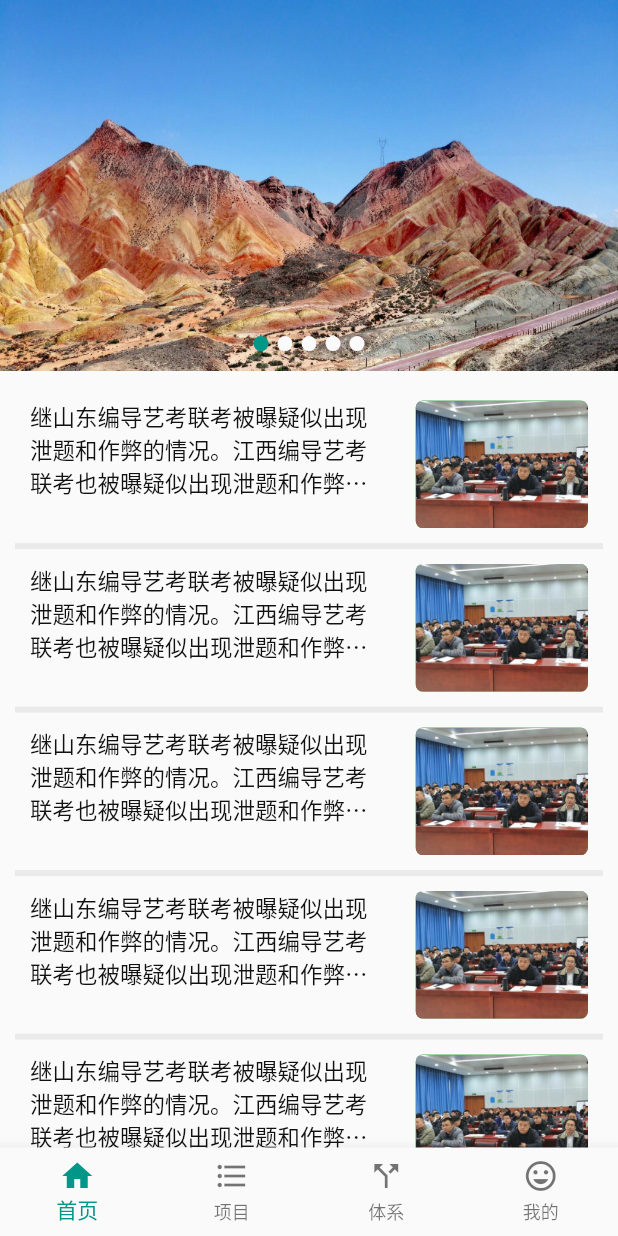
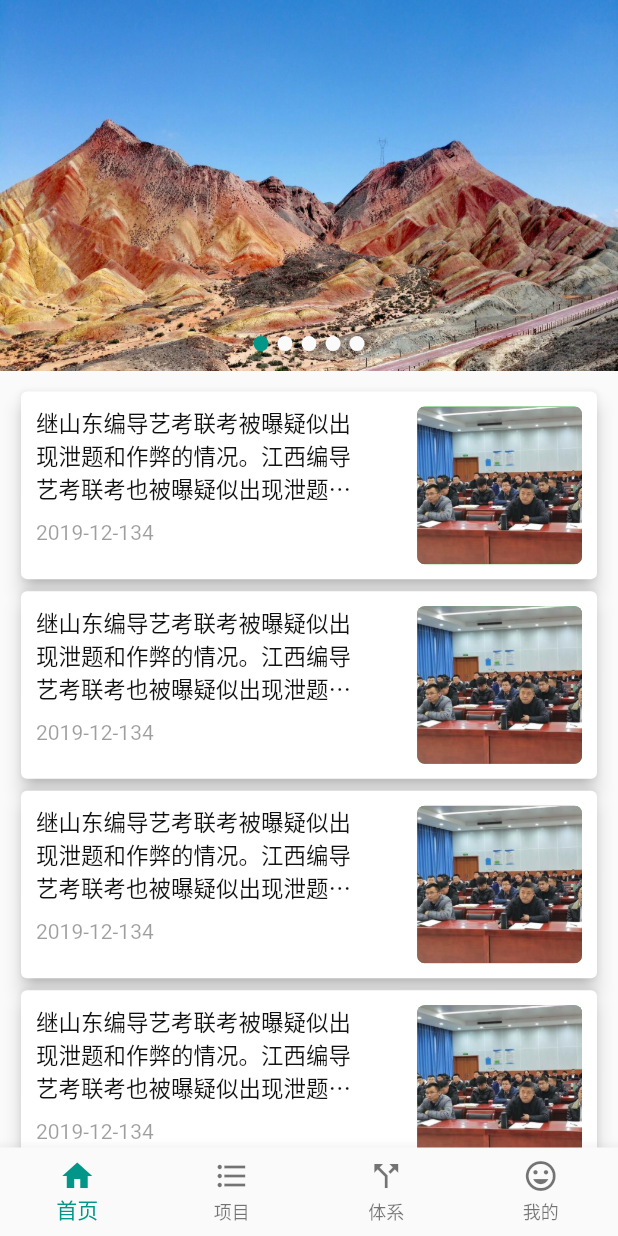
Before and after one commit to huajian123/bceet, a Flutter app: the screen it shows after launch, on a phone screen of 412 x 824 dp. Run offline on Flutter 3.47's test engine with Material 2 defaults, Android fonts, the phone set to English and light mode, and no system bars; our stand-ins replace fluro, flutter_screenutil, flutter_swiper; statements that could not run were skipped.

```diff
--- a/lib/pages/home_page/home.dart
+++ b/lib/pages/home_page/home.dart
@@ -41,14 +41,6 @@ class NewsList extends StatelessWidget {
         ],
       ),
     );
-
-//    return  Column(
-//      children: <Widget>[
-//        NewsItem(),
-//        NewsItem(),
-//        NewsItem(),
-//      ],
-//    );
   }
 }
 
@@ -57,13 +49,18 @@ class NewsItem extends StatelessWidget {
   Widget build(BuildContext context) {
     return Column(
       children: <Widget>[
-        Row(
+        Card(
+          elevation: 5.0,
+          child: Row(
             crossAxisAlignment: CrossAxisAlignment.start,
             children: <Widget>[
               Expanded(
                 child: Padding(
                   padding: EdgeInsets.all(10.0),
-                child: Text(
+                  child: Column(
+                    crossAxisAlignment: CrossAxisAlignment.start,
+                    children: <Widget>[
+                      Text(
                         '继山东编导艺考联考被曝疑似出现泄题和作弊的情况。江西编导艺考联考也被曝疑似出现泄题和作弊的情况。',
                         style: TextStyle(
                           fontSize: 15.0,
@@ -72,14 +69,26 @@ class NewsItem extends StatelessWidget {
                         maxLines: 3,
                         overflow: TextOverflow.ellipsis,
                       ),
+                      SizedBox(
+                        height: 10.0,
+                      ),
+                      Text(
+                        '2019-12-134',
+                        textAlign: TextAlign.left,
+                        style: TextStyle(
+                          color: Colors.black38
+                        ),
+                      )
+                    ],
+                  ),
                 ),
               ),
               SizedBox(
                 width: 10.0,
               ),
               Container(
-              height: 85.0,
-              width: 115.0,
+                height: ScreenUtil().setHeight(170.0),
+                width: ScreenUtil().setWidth(200.0),
                 margin: EdgeInsets.all(10.0),
                 decoration: BoxDecoration(
                     color: Colors.green,
@@ -90,10 +99,7 @@ class NewsItem extends StatelessWidget {
               ),
             ],
           ),
-        Container(
-          color: Color(0xffeaeaea),
-          constraints: BoxConstraints.expand(height: 4.0),
-        )
+        ),
       ],
     );
   }
```
Lines whose indentation alone changed are shown as unchanged.
